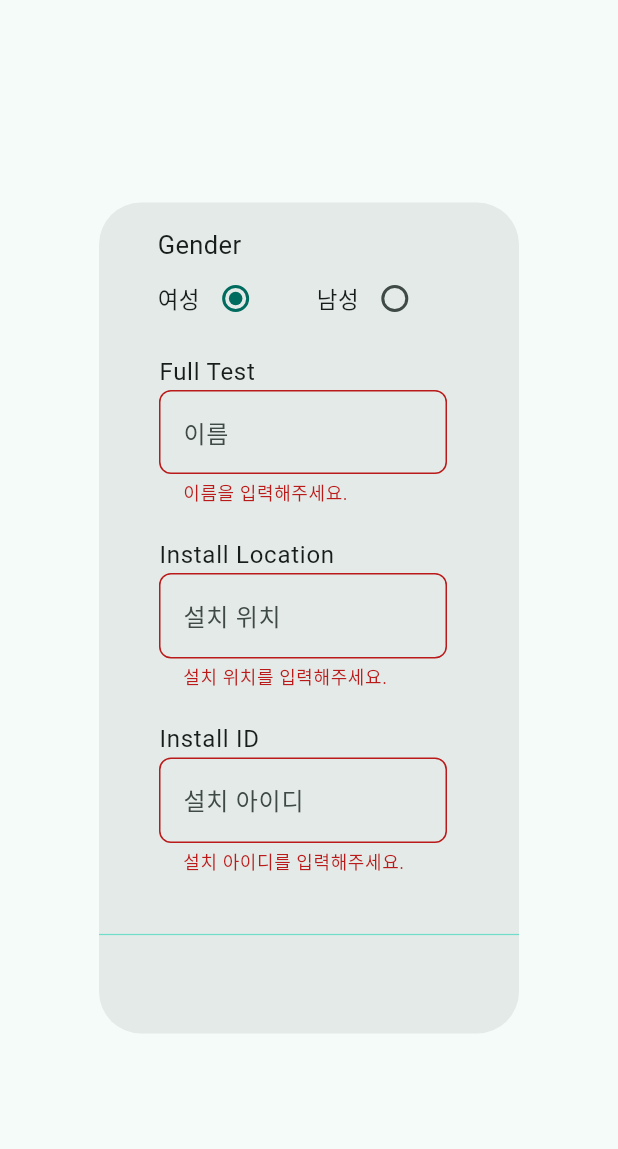
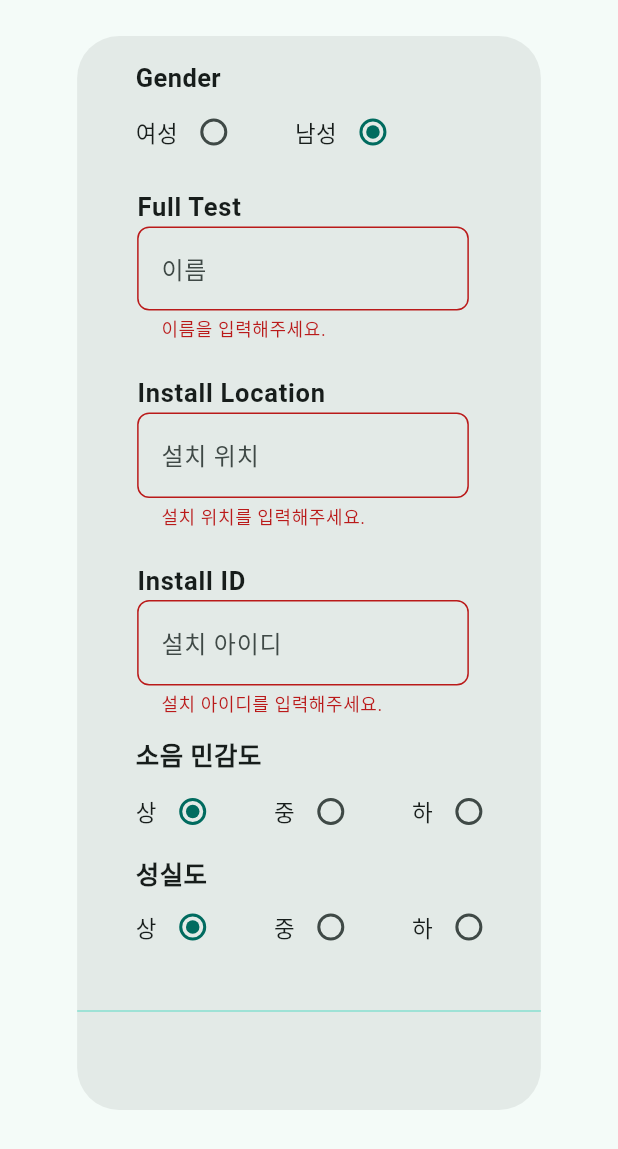
Before and after one commit to bssoft-dev/home-therapy-app-2301, a Flutter app: what showUserInfoDialog() shows on an empty page, opened directly with empty values, on a phone screen of 412 x 824 dp. Shown: the top 1149 px of the screen. Run offline on Flutter 3.47's test engine with Material 2 defaults, Android fonts, the phone set to English and light mode, and no system bars; our stand-ins replace flutter_speed_dial, get, lottie, shared_preferences; missing offline and left inert: ping_discover_network_forked; accounts and stored records are empty.

```diff
--- a/lib/screens/home.dart
+++ b/lib/screens/home.dart
@@ -28,7 +28,7 @@ class _HomeState extends State<Home> {
 
   @override
   void initState() {
-    // removeStoredValue('infoinit');
+    // removeStoredValue('Install_ID');
     super.initState();
     getIpAddress();
     checkDeviceConnected().then((value) => setState(() {
@@ -37,7 +37,7 @@ class _HomeState extends State<Home> {
             Get.toNamed(RouteName.therapyDevice);
           }
         }));
-    getStoredValue('infoinit').then((infoinitCheck) {
+    getStoredValue('Install_ID').then((infoinitCheck) {
       if (infoinitCheck == null) {
         WidgetsBinding.instance.addPostFrameCallback((_) {
           showUserInfoDialog(
--- a/lib/widgets/device_scann_dialog_widget.dart
+++ b/lib/widgets/device_scann_dialog_widget.dart
@@ -135,6 +135,7 @@ class _DeviceScannDialogState extends State<DeviceScannDialog> {
 
     int found = 0;
     await for (NetworkAddress addr in stream80) {
+      print(addr.ip);
       if (addr.exists) {
         found++;
         print('Found device: ${addr.ip}:${port[1]}');
--- a/lib/widgets/text_field_widget.dart
+++ b/lib/widgets/text_field_widget.dart
@@ -7,7 +7,9 @@ import 'package:lottie/lottie.dart';
 
 final MainColor mainColor = MainColor();
 final _formKey = GlobalKey<FormState>();
-String groupValue = '여성';
+String genderGroupValue = '남성';
+String noiseSensitivityGroupValue = '상';
+String sincerityGroupValue = '상';
 
 Future<dynamic> showUserInfoDialog({
   required BuildContext context,
@@ -24,7 +26,7 @@ Future<dynamic> showUserInfoDialog({
 }) {
   return showDialog(
       context: context,
-      barrierDismissible: true,
+      barrierDismissible: false,
       barrierColor: Colors.transparent,
       builder: (context) {
         return Form(
@@ -32,7 +34,8 @@ Future<dynamic> showUserInfoDialog({
           child: BackdropFilter(
               filter: ImageFilter.blur(sigmaY: 10, sigmaX: 10),
               child: StatefulBuilder(builder: (context, StateSetter setDialog) {
-                return AlertDialog(
+                return SingleChildScrollView(
+                  child: AlertDialog(
                     actionsPadding: const EdgeInsets.only(bottom: 10),
                     content: Column(
                       mainAxisSize: MainAxisSize.min,
@@ -65,58 +68,12 @@ Future<dynamic> showUserInfoDialog({
                               ),
                             ),
                           ),
-                      Container(
-                        padding: const EdgeInsets.only(left: 15),
-                        child: Column(
-                          crossAxisAlignment: CrossAxisAlignment.start,
-                          children: [
-                            const Text(
-                              'Gender',
-                              style: TextStyle(fontSize: 17),
-                            ),
-                            Row(
-                              mainAxisAlignment: MainAxisAlignment.start,
-                              children: [
-                                Row(
-                                  children: [
-                                    const Text('여성',
-                                        style: TextStyle(fontSize: 15)),
-                                    Radio(
-                                        value: '여성',
-                                        groupValue: groupValue,
-                                        onChanged: (value) {
-                                          setDialog(() {
-                                            groupValue = value.toString();
-                                          });
-                                        }),
-                                  ],
-                                ),
-                                const SizedBox(
-                                  width: 30,
-                                ),
-                                Row(
-                                  children: [
-                                    const Text('남성',
-                                        style: TextStyle(fontSize: 15)),
-                                    Radio(
-                                        value: '남성',
-                                        groupValue: groupValue,
-                                        onChanged: (value) {
-                                          setDialog(() {
-                                            groupValue = value.toString();
-                                          });
-                                        }),
-                                  ],
-                                ),
-                              ],
-                            ),
-                          ],
-                        ),
-                      ),
+                        radioBox('Gender', genderGroupValue, '여성', '남성', ''),
                         const SizedBox(
                           height: 5,
                         ),
-                      textBox('Full Test', nameController, '이름', '이름을 입력해주세요.'),
+                        textBox(
+                            'Full Test', nameController, '이름', '이름을 입력해주세요.'),
                         const SizedBox(
                           height: 5,
                         ),
@@ -127,6 +84,15 @@ Future<dynamic> showUserInfoDialog({
                         ),
                         textBox('Install ID', installIdController, '설치 아이디',
                             '설치 아이디를 입력해주세요.'),
+                        const SizedBox(
+                          height: 5,
+                        ),
+                        radioBox('소음 민감도', noiseSensitivityGroupValue, '상', '중',
+                            '하'),
+                        const SizedBox(
+                          height: 5,
+                        ),
+                        radioBox('성실도', sincerityGroupValue, '상', '중', '하'),
                       ],
                     ),
                     actions: [
@@ -157,10 +123,13 @@ Future<dynamic> showUserInfoDialog({
                                   debugPrint(nameController.text);
                                   debugPrint(installLocationController.text);
                                   debugPrint(installIdController.text);
-                                debugPrint(groupValue);
+                                  debugPrint(genderGroupValue);
+                                  debugPrint(noiseSensitivityGroupValue);
+                                  debugPrint(sincerityGroupValue);
 
                                   //한번만 호출되도록 하는 캐시 저장코드
-                                // saveStoredValue('infoinit', 'yes');
+                                  // saveStoredValue(
+                                  //     'Install_ID', '$installIdController.text');
                                   Navigator.pop(context);
                                 }
                               },
@@ -172,6 +141,7 @@ Future<dynamic> showUserInfoDialog({
                         ],
                       )
                     ],
+                  ),
                 );
               })),
         );
@@ -181,7 +151,8 @@ Future<dynamic> showUserInfoDialog({
 Widget textBox(String formTitle, TextEditingController textEditingController,
     String hintText, String? validatorText) {
   return ListTile(
-    title: Text(formTitle),
+    title: Text(formTitle,
+        style: const TextStyle(fontSize: 17, fontWeight: FontWeight.bold)),
     subtitle: TextFormField(
       autovalidateMode: AutovalidateMode.always,
       controller: textEditingController,
@@ -200,3 +171,75 @@ Widget textBox(String formTitle, TextEditingController textEditingController,
     ),
   );
 }
+
+Widget radioBox(String radioTitle, String groupValue, String firstValue,
+    String secondValue, String thirdValue) {
+  debugPrint(groupValue);
+  return StatefulBuilder(builder: (context, StateSetter setDialog) {
+    return Container(
+      padding: const EdgeInsets.only(left: 15),
+      child: Column(
+        crossAxisAlignment: CrossAxisAlignment.start,
+        children: [
+          Text(
+            radioTitle,
+            style: const TextStyle(fontSize: 17, fontWeight: FontWeight.bold),
+          ),
+          Row(
+            mainAxisAlignment: MainAxisAlignment.start,
+            children: [
+              Row(
+                children: [
+                  Text(firstValue, style: const TextStyle(fontSize: 15)),
+                  Radio(
+                      value: firstValue,
+                      groupValue: groupValue,
+                      onChanged: (value) {
+                        setDialog(() {
+                          groupValue = value.toString();
+                          print(value);
+                        });
+                      }),
+                ],
+              ),
+              Row(
+                children: [
+                  const SizedBox(
+                    width: 30,
+                  ),
+                  Text(secondValue, style: const TextStyle(fontSize: 15)),
+                  Radio(
+                      value: secondValue,
+                      groupValue: groupValue,
+                      onChanged: (value) {
+                        setDialog(() {
+                          groupValue = value.toString();
+                          print(value);
+                        });
+                      }),
+                ],
+              ),
+              if (thirdValue != '')
+                Row(
+                  children: [
+                    const SizedBox(
+                      width: 30,
+                    ),
+                    Text(thirdValue, style: const TextStyle(fontSize: 15)),
+                    Radio(
+                        value: thirdValue,
+                        groupValue: groupValue,
+                        onChanged: (value) {
+                          setDialog(() {
+                            groupValue = value.toString();
+                          });
+                        }),
+                  ],
+                ),
+            ],
+          ),
+        ],
+      ),
+    );
+  });
+}
```
Also changed, not shown: lib/screens/track_player.dart (+0 -20 lines). Lines whose indentation alone changed are shown as unchanged.
